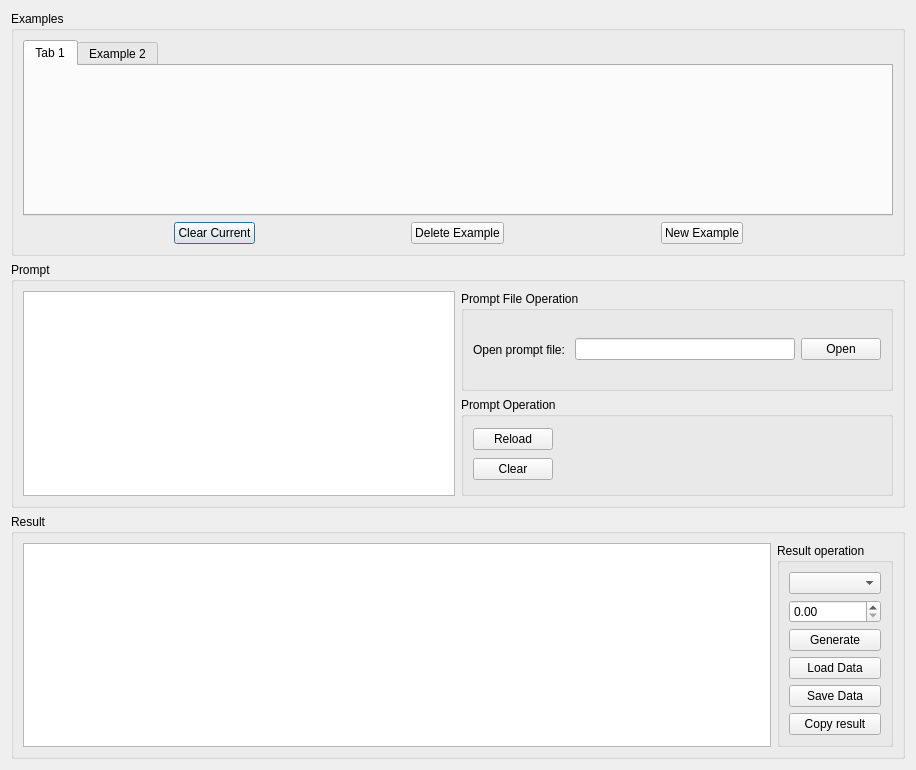
Above: ui/generate_dialog.ui from CasinoHe/GenerateCodeUseGPT before the change. Below: the same form after it.
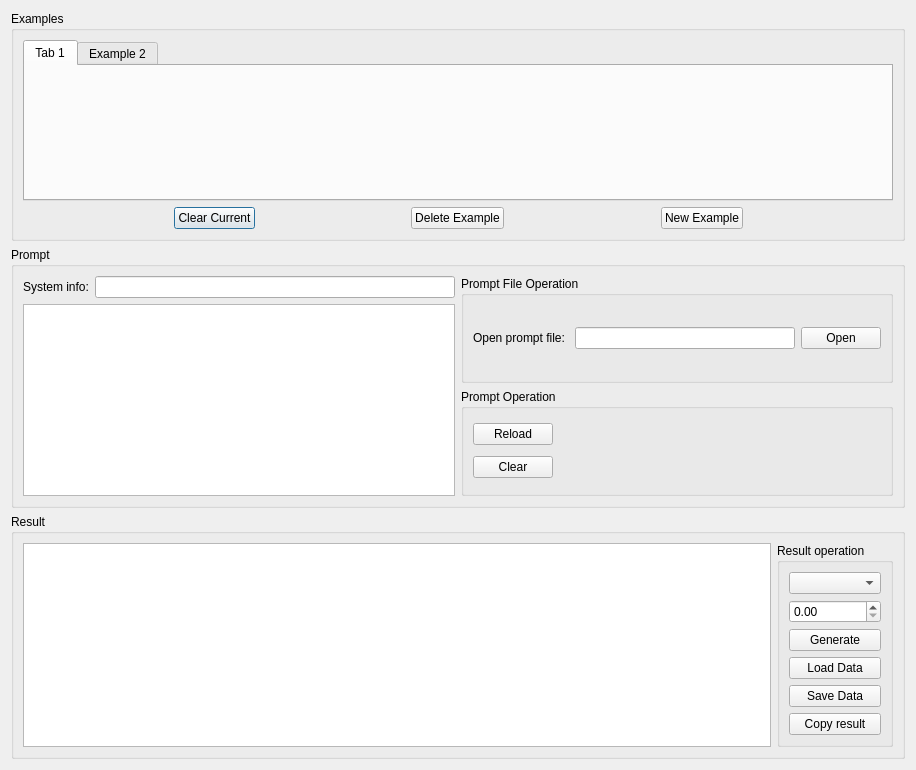
That is the form after the change.

Commit message: add system message, example explaination and response

```diff
--- a/ui/generate_dialog.ui
+++ b/ui/generate_dialog.ui
@@ -131,7 +131,25 @@
         <item>
          <layout class="QHBoxLayout" name="horizontalLayout_2">
           <item>
-           <widget class="QPlainTextEdit" name="plainTextEditPrompt"/>
+           <layout class="QVBoxLayout" name="verticalLayout_6">
+            <item>
+             <layout class="QHBoxLayout" name="horizontalLayout_16">
+              <item>
+               <widget class="QLabel" name="labelSystemInfo">
+                <property name="text">
+                 <string>System info:</string>
+                </property>
+               </widget>
+              </item>
+              <item>
+               <widget class="QLineEdit" name="lineEditSystem"/>
+              </item>
+             </layout>
+            </item>
+            <item>
+             <widget class="QPlainTextEdit" name="plainTextEditPrompt"/>
+            </item>
+           </layout>
           </item>
           <item>
            <layout class="QHBoxLayout" name="horizontalLayout_5">
```
The commit also changes 6 other files.
